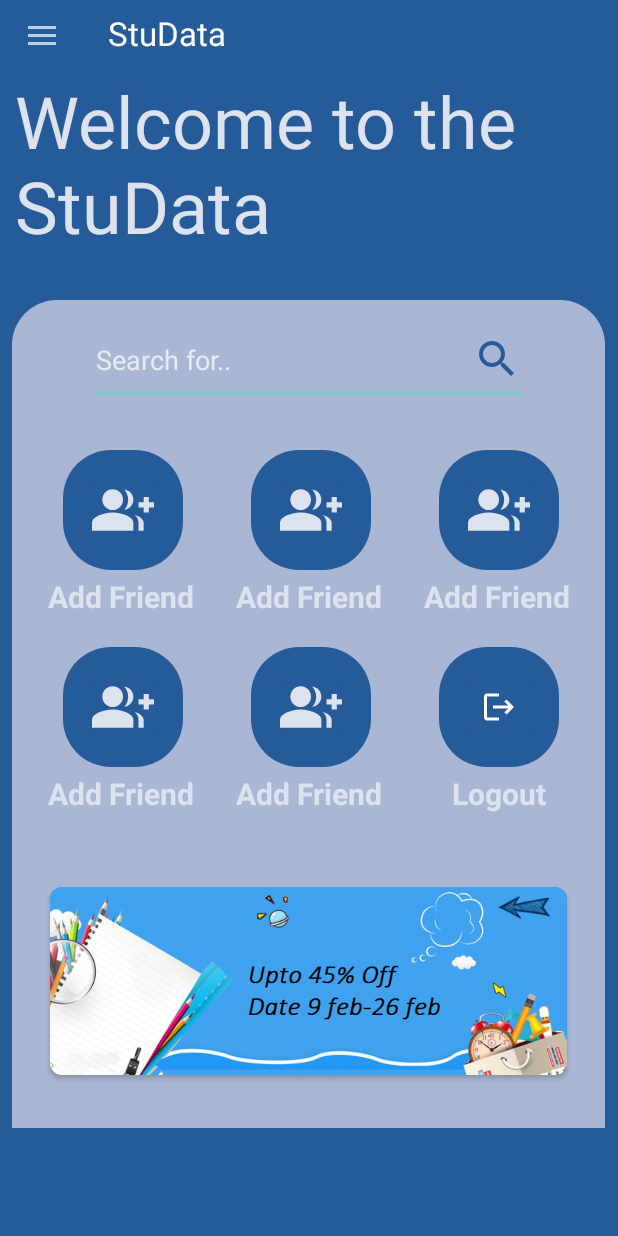
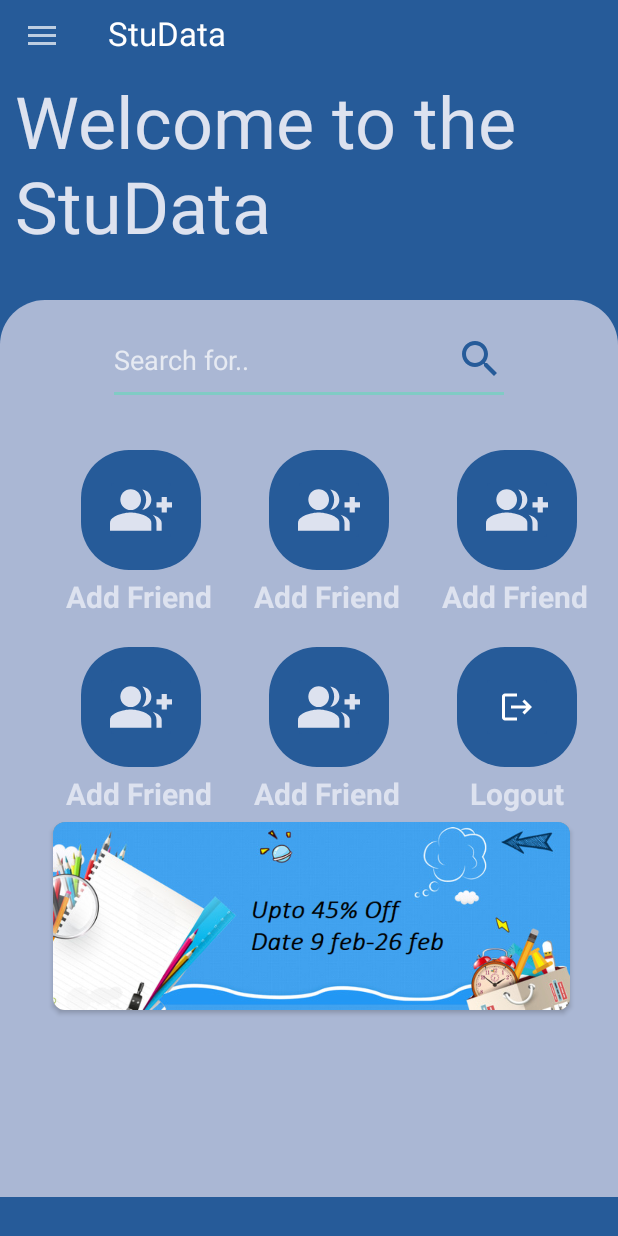
Before and after one commit to Hemantlodha/Database_Management_App, an Android app: the MainActivity screen opened directly, with no data from a screen before it, on a phone screen of 412 x 824 dp. Run offline under Robolectric (Android 15) with nearby library versions, the phone set to English and light mode, and no system bars; Roboto replaces fonts that are not available here.

Commit message:
First Project on github

```diff
--- a/app/build.gradle
+++ b/app/build.gradle
@@ -42,6 +42,7 @@ dependencies {
     implementation 'com.hbb20:ccp:2.5.0'
     implementation 'com.google.firebase:firebase-database:20.0.4'
     implementation 'com.google.firebase:firebase-auth:21.0.3'
+    implementation platform('com.google.firebase:firebase-bom:32.1.1')
     testImplementation 'junit:junit:4.13.2'
     androidTestImplementation 'androidx.test.ext:junit:1.1.4'
     androidTestImplementation 'androidx.test.espresso:espresso-core:3.5.0'
--- a/app/src/main/res/layout/activity_main.xml
+++ b/app/src/main/res/layout/activity_main.xml
@@ -65,12 +65,15 @@
             android:textColor="#DDE2EF"
             app:layout_constraintTop_toBottomOf="@+id/toolbar" />
 
-        <androidx.constraintlayout.widget.ConstraintLayout
+            <LinearLayout
                 android:id="@+id/constraintLayout"
-            android:layout_width="395dp"
-            android:layout_height="552dp"
+                android:layout_width="match_parent"
+                android:paddingLeft="20dp"
+                android:paddingRight="20dp"
+                android:layout_height="598dp"
+                android:layout_gravity="center"
+                android:orientation="vertical"
                 android:background="@drawable/background_blue"
-            android:layout_gravity="center"
                 app:layout_constraintBottom_toBottomOf="parent"
                 app:layout_constraintEnd_toEndOf="parent"
                 app:layout_constraintHorizontal_bias="0.5"
@@ -325,8 +328,8 @@
                                 android:id="@+id/textView8"
                                 android:layout_width="match_parent"
                                 android:layout_height="wrap_content"
+                                android:gravity="center"
                                 android:paddingTop="4dp"
-                            android:gravity="center"
                                 android:text="Logout"
                                 android:textColor="#DDE2EF"
                                 android:textSize="20sp"
@@ -371,7 +374,7 @@
                             app:srcCompat="@drawable/img" />
                     </androidx.cardview.widget.CardView>
                 </RelativeLayout>
-        </androidx.constraintlayout.widget.ConstraintLayout>
+            </LinearLayout>
         </LinearLayout>
         </ScrollView>
     </androidx.constraintlayout.widget.ConstraintLayout>
```
Also changed, not shown: app/src/main/java/com/hemant/university_database/create_acc.java (+16 -0 lines), app/src/main/java/com/hemant/university_database/login.java (+32 -54 lines). Lines whose indentation alone changed are shown as unchanged.
